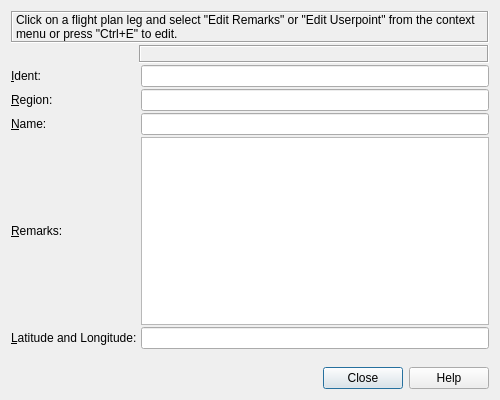
This is src/route/routewaypointeditdialog.ui in albar965/littlenavmap as Qt 5 draws it before an edit. The edited form follows.
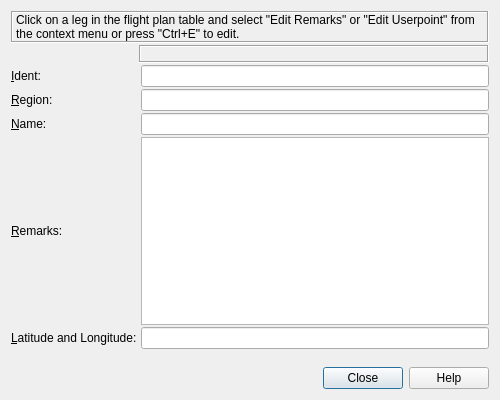
This is the edited form.

Commit message:
Added inline editing of remarks in flight plan table
Double click on remarks column opens inline editor. Focus lost or Esc saves changes.
Ctrl+E still opens edit dialog window.

#1350 and #1349

The edit to the form file:
```diff
--- a/src/route/routewaypointeditdialog.ui
+++ b/src/route/routewaypointeditdialog.ui
@@ -175,7 +175,7 @@
       <enum>QFrame::Sunken</enum>
      </property>
      <property name="text">
-      <string>Click on a flight plan leg and select &quot;Edit Remarks&quot; or &quot;Edit Userpoint&quot; from the context menu or press &quot;Ctrl+E&quot; to edit.</string>
+      <string>Click on a leg in the flight plan table and select &quot;Edit Remarks&quot; or &quot;Edit Userpoint&quot; from the context menu or press &quot;Ctrl+E&quot; to edit.</string>
      </property>
      <property name="wordWrap">
       <bool>true</bool>
```
Left out of the diff: 6 changed lines with no effect on the pictures. The commit also changes 4 other files.
